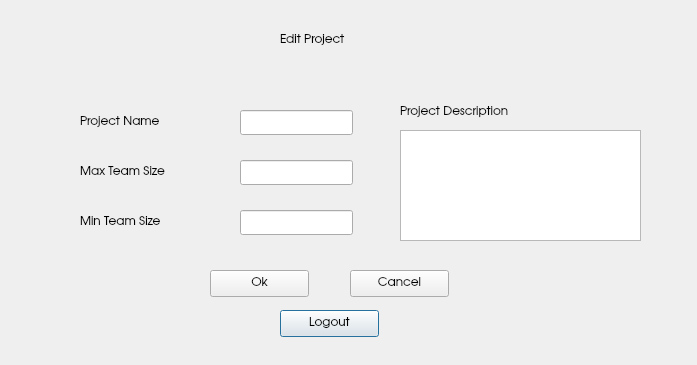
abhinavthukral28/stuPID, file editprojectview.ui: the form before one commit.
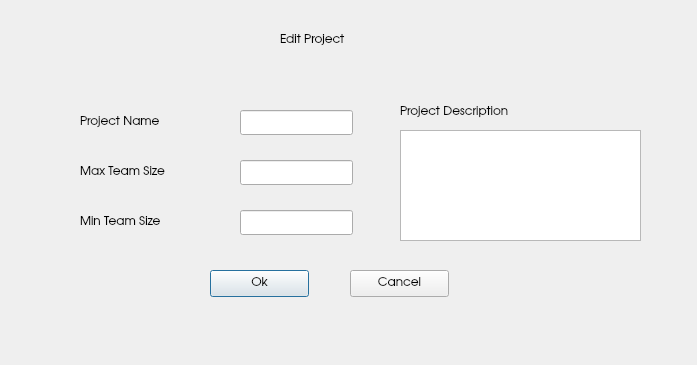
The form after the commit.

```diff
--- a/editprojectview.ui
+++ b/editprojectview.ui
@@ -132,24 +132,6 @@
     </font>
    </property>
   </widget>
-  <widget class="QPushButton" name="pushButton">
-   <property name="geometry">
-    <rect>
-     <x>280</x>
-     <y>310</y>
-     <width>99</width>
-     <height>27</height>
-    </rect>
-   </property>
-   <property name="font">
-    <font>
-     <family>URW Gothic L</family>
-    </font>
-   </property>
-   <property name="text">
-    <string>Logout</string>
-   </property>
-  </widget>
   <widget class="QLabel" name="label">
    <property name="geometry">
     <rect>
```
